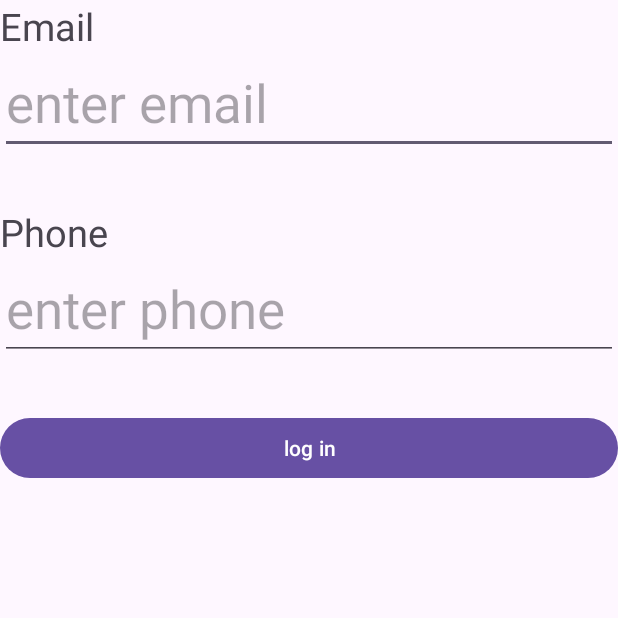
After one commit to WantedStream/PsychomeClick, an Android app: the LogIn screen opened directly, with no data from a screen before it, on a phone screen of 412 x 824 dp, the top half of it. The commit adds this screen. Run offline under Robolectric (Android 15) with nearby library versions, the phone set to English and light mode, and no system bars; our stand-ins replace Firebase (no records; nobody signed in at launch, a user with empty details on screens opened directly).

Commit message:
added stuff

```diff
--- /dev/null
+++ b/Project/PsychomeClick/app/src/main/java/com/example/psychomeclick/LogIn.java
@@ -0,0 +1,57 @@
+package com.example.psychomeclick;
+
+import androidx.appcompat.app.AppCompatActivity;
+
+import android.os.Bundle;
+import android.widget.EditText;
+import android.widget.TextView;
+import android.widget.Toast;
+
+import com.example.psychomeclick.model.User;
+import com.google.android.gms.tasks.Task;
+import com.google.firebase.auth.FirebaseAuth;
+import com.google.firebase.firestore.DocumentReference;
+import com.google.firebase.firestore.DocumentSnapshot;
+import com.google.firebase.firestore.FirebaseFirestore;
+
+import java.sql.SQLOutput;
+
+public class LogIn extends AppCompatActivity {
+
+    EditText userNameEt,emailEt,phoneEt,passwordEt,RepeatPasswordEt;
+
+    TextView emailErrors,phoneErrors,usernameErrors,passwordErrors;
+
+    @Override
+    protected void onCreate(Bundle savedInstanceState) {
+        super.onCreate(savedInstanceState);
+        setContentView(R.layout.activity_log_in);
+
+
+        emailEt=findViewById(R.id.emailET);
+        passwordEt=findViewById(R.id.editTextPassword);
+
+        this.emailErrors=findViewById(R.id.emailErrorTV);
+        this.emailErrors.setText("");
+
+
+        this.passwordErrors=findViewById(R.id.passwordErrorTv);
+        this.passwordErrors.setText("");
+
+        findViewById(R.id.button).setOnClickListener( View -> {
+            FirebaseFirestore db = FirebaseFirestore.getInstance();
+            FirebaseAuth firebaseAuth = FirebaseAuth.getInstance();
+            firebaseAuth.signInWithEmailAndPassword(this.emailEt.getText().toString(),this.passwordEt.getText().toString()).addOnCompleteListener(authResultTask -> {
+                if(authResultTask.isSuccessful()){
+                    System.out.println("hmm");
+                  db.collection("Users").document(authResultTask.getResult().getUser().getUid()).get().addOnCompleteListener(userTask -> {
+                        User user = new User (userTask.getResult().getString("username"),userTask.getResult().getString("email"),userTask.getResult().getString("phone"),this.passwordEt.getText().toString(),userTask.getResult().getString("userProgress"));
+                        Toast.makeText(getApplicationContext(),"welcome" +user.toString(),Toast.LENGTH_SHORT).show();
+                      System.out.println(user);
+                    });
+                }
+
+            });
+        });
+    }
+}
--- a/Project/PsychomeClick/app/src/main/java/com/example/psychomeclick/MainActivity.java
+++ b/Project/PsychomeClick/app/src/main/java/com/example/psychomeclick/MainActivity.java
@@ -16,7 +16,7 @@ public class MainActivity extends AppCompatActivity {
     protected void onCreate(Bundle savedInstanceState) {
         super.onCreate(savedInstanceState);
         setContentView(R.layout.activity_main);
-        UserProgress up = new UserProgress();
+        UserProgress up = new UserProgress("");
         String[] array = {"Verbal reasoning","Analogies"};
         //System.out.println(up.navigateTo(this,array,true));
         Map.Entry<String, HashMap>  entry=   new AbstractMap.SimpleEntry<String, HashMap>("exmpleString", new HashMap<>());
--- a/Project/PsychomeClick/app/src/main/java/com/example/psychomeclick/model/User.java
+++ b/Project/PsychomeClick/app/src/main/java/com/example/psychomeclick/model/User.java
@@ -7,12 +7,12 @@ public class User {
     private String password;
     private String phone;
 
-    public User(String name,String email,String phone,String password){
+    public User(String name,String email,String phone,String password,String userProgressstr){
         this.name=name;
         this.email=email;
         this.password=password;
         this.phone=phone;
-        this.userProgress=new UserProgress();
+        this.userProgress=new UserProgress(userProgressstr);
 
     }
 
--- a/Project/PsychomeClick/app/src/main/java/com/example/psychomeclick/model/UserProgress.java
+++ b/Project/PsychomeClick/app/src/main/java/com/example/psychomeclick/model/UserProgress.java
@@ -19,6 +19,12 @@ import java.util.Map;
 public class UserProgress{
 
     private JsonReader jr;
+
+    public UserProgress(String currentProgress) {
+        this.currentProgress = currentProgress;
+    }
+
+    private String currentProgress;
 
     public <T,V> void addToPath(Context context, Map.Entry<T,V> subjectEntry, String[] paths) {
             //find
--- /dev/null
+++ b/Project/PsychomeClick/app/src/main/res/layout/activity_log_in.xml
@@ -0,0 +1,68 @@
+<?xml version="1.0" encoding="utf-8"?>
+<androidx.constraintlayout.widget.ConstraintLayout xmlns:android="http://schemas.android.com/apk/res/android"
+    xmlns:app="http://schemas.android.com/apk/res-auto"
+    xmlns:tools="http://schemas.android.com/tools"
+    android:layout_width="match_parent"
+    android:layout_height="match_parent"
+    tools:context=".LogIn">
+
+    <LinearLayout
+        android:layout_width="match_parent"
+        android:layout_height="match_parent"
+        android:orientation="vertical">
+
+        <TextView
+            android:id="@+id/textViewEmail"
+            android:layout_width="match_parent"
+            android:layout_height="wrap_content"
+            android:textSize="25sp"
+            android:text="Email" />
+
+        <EditText
+            android:id="@+id/emailET"
+            android:layout_width="match_parent"
+            android:layout_height="wrap_content"
+            android:ems="10"
+            android:hint="enter email"
+            android:inputType="textEmailAddress"
+            android:textSize="35sp"
+            />
+        <TextView
+            android:id="@+id/emailErrorTV"
+            android:layout_width="match_parent"
+            android:layout_height="wrap_content"
+            android:textSize="25sp"
+            android:text=""
+            />
+        <TextView
+            android:id="@+id/textView2"
+            android:layout_width="match_parent"
+            android:layout_height="wrap_content"
+            android:textSize="25sp"
+            android:text="Phone" />
+
+        <EditText
+            android:id="@+id/editTextPassword"
+            android:layout_width="match_parent"
+            android:layout_height="wrap_content"
+            android:ems="10"
+            android:hint="enter phone"
+            android:textSize="35sp"
+            android:inputType="textPassword" />
+        <TextView
+            android:id="@+id/passwordErrorTv"
+            android:layout_width="match_parent"
+            android:layout_height="wrap_content"
+            android:textSize="25sp"
+            android:text=""
+            />
+
+        <Button
+            android:id="@+id/button"
+            android:layout_width="match_parent"
+            android:layout_height="wrap_content"
+            android:text="log in" />
+
+
+    </LinearLayout>
+</androidx.constraintlayout.widget.ConstraintLayout>
```
Also changed, not shown: Project/PsychomeClick/app/src/main/AndroidManifest.xml (+8 -9 lines), Project/PsychomeClick/app/src/main/java/com/example/psychomeclick/SignUp.java (+13 -1 lines).
